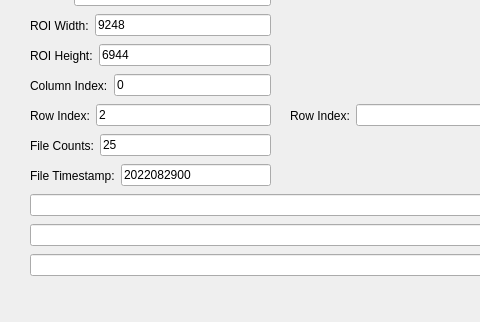
Before: the Qt Designer form Python/raw/GUI/Sample001/untitled.ui in dinoliang/SampleCode, drawn with Qt 5; both pictures show x 0 to 480 and y 178 to 500 of the 722 by 500 pixel window.
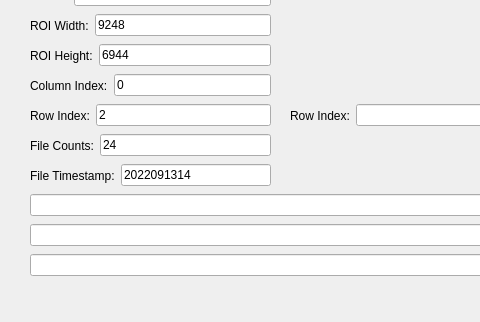
After: the same form once the commit is applied.

Diff of the .ui file:
```diff
--- a/Python/raw/GUI/Sample001/untitled.ui
+++ b/Python/raw/GUI/Sample001/untitled.ui
@@ -255,7 +255,7 @@
      <item>
       <widget class="QLineEdit" name="lineEdit_FileCounts">
        <property name="text">
-        <string>25</string>
+        <string>24</string>
        </property>
       </widget>
      </item>
@@ -281,7 +281,7 @@
      <item>
       <widget class="QLineEdit" name="lineEdit_FileTimestamp">
        <property name="text">
-        <string>2022082900</string>
+        <string>2022091314</string>
        </property>
       </widget>
      </item>
```
